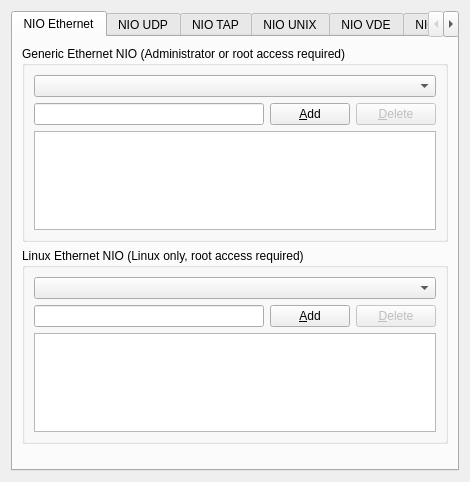
This is src/GNS3/Ui/ConfigurationPages/Form_CloudPage.ui in GNS3/gns3-legacy as Qt 5 draws it before an edit. The edited form follows.
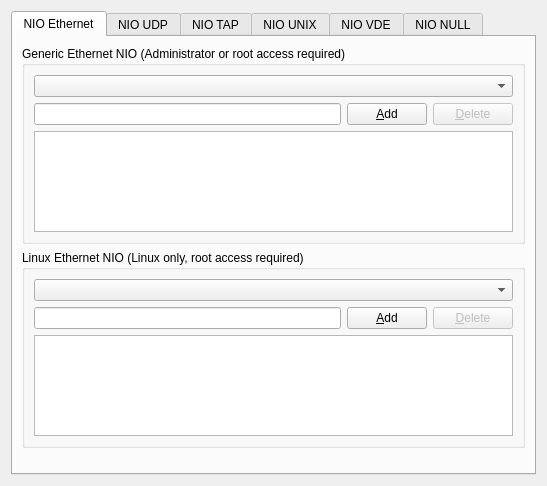
This is the edited form.

The edit to the form file:
```diff
--- a/src/GNS3/Ui/ConfigurationPages/Form_CloudPage.ui
+++ b/src/GNS3/Ui/ConfigurationPages/Form_CloudPage.ui
@@ -6,8 +6,8 @@
    <rect>
     <x>0</x>
     <y>0</y>
-    <width>470</width>
-    <height>482</height>
+    <width>547</width>
+    <height>486</height>
    </rect>
   </property>
   <property name="windowTitle">
@@ -38,6 +38,9 @@
               <verstretch>0</verstretch>
              </sizepolicy>
             </property>
+            <property name="sizeAdjustPolicy">
+             <enum>QComboBox::AdjustToContents</enum>
+            </property>
            </widget>
           </item>
           <item row="1" column="0">
```
